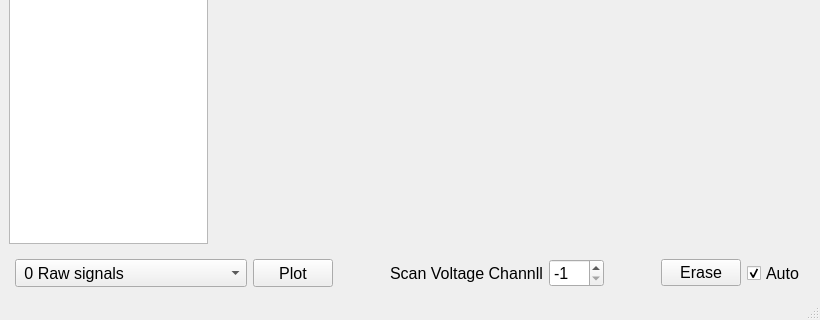
salinsalins/EmittanceSignals, file emittance/Emittance1.ui: the form before one commit; both pictures show x 0 to 820 and y 282 to 602 of the 820 by 602 pixel window.
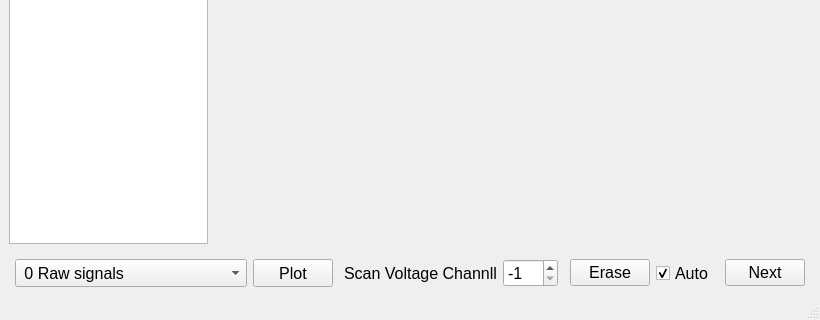
The form after the commit. Custom widgets are drawn as their Qt base class.

```diff
--- a/emittance/Emittance1.ui
+++ b/emittance/Emittance1.ui
@@ -696,6 +696,26 @@
            </property>
           </widget>
          </item>
+         <item>
+          <spacer name="horizontalSpacer_2">
+           <property name="orientation">
+            <enum>Qt::Horizontal</enum>
+           </property>
+           <property name="sizeHint" stdset="0">
+            <size>
+             <width>40</width>
+             <height>20</height>
+            </size>
+           </property>
+          </spacer>
+         </item>
+         <item>
+          <widget class="QPushButton" name="pushButton">
+           <property name="text">
+            <string>Next</string>
+           </property>
+          </widget>
+         </item>
         </layout>
        </item>
       </layout>
```
